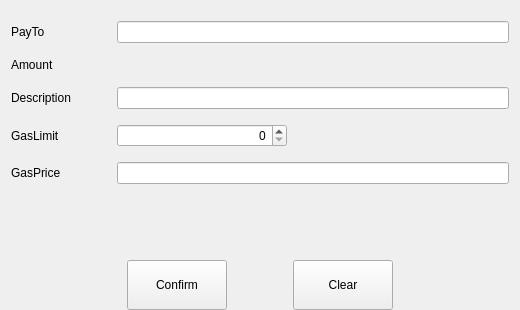
The window that src/qt/forms/sendtokenpage.ui (qtumproject/qtum) describes before a commit, drawn with Qt 5.
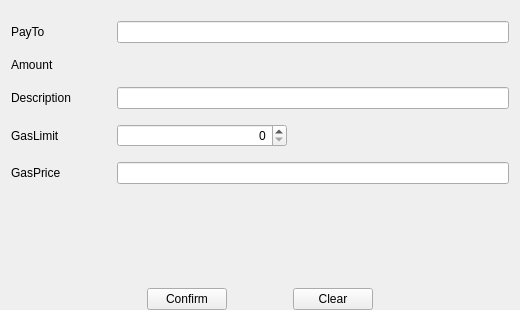
The same window after the commit. Custom widgets are drawn as their Qt base class.

Commit message: Add push button CSS

Diff of the .ui file:
```diff
--- a/src/qt/forms/sendtokenpage.ui
+++ b/src/qt/forms/sendtokenpage.ui
@@ -169,12 +169,6 @@
      </item>
      <item>
       <widget class="QPushButton" name="confirmButton">
-       <property name="minimumSize">
-        <size>
-         <width>100</width>
-         <height>50</height>
-        </size>
-       </property>
        <property name="text">
         <string>Confirm</string>
        </property>
@@ -198,12 +192,6 @@
      </item>
      <item>
       <widget class="QPushButton" name="clearButton">
-       <property name="minimumSize">
-        <size>
-         <width>100</width>
-         <height>50</height>
-        </size>
-       </property>
        <property name="text">
         <string>Clear</string>
        </property>
```
The commit also changes 6 other files.
